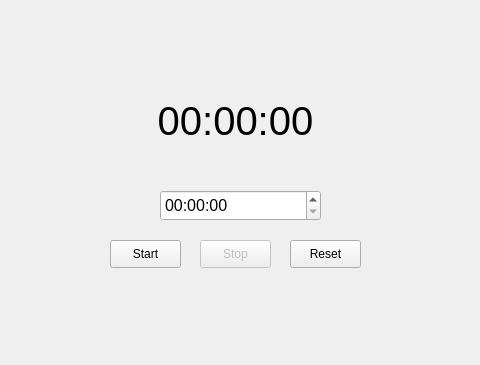
tinrael/tasks, file task2/Timer/mainwindow.ui: the form before one commit; both pictures show x 140 to 620 and y 0 to 365 of the 800 by 600 pixel window.
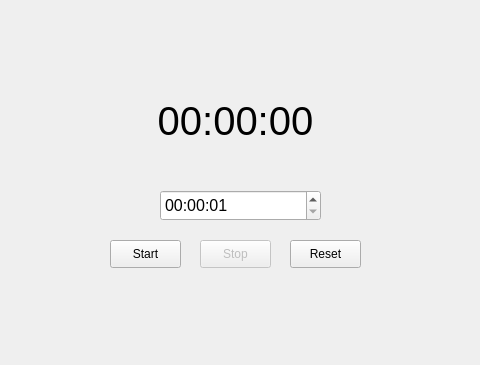
The form after the commit.

Commit message: Set the minimum time value

Diff of the .ui file:
```diff
--- a/task2/Timer/mainwindow.ui
+++ b/task2/Timer/mainwindow.ui
@@ -37,6 +37,13 @@
     <property name="buttonSymbols">
      <enum>QAbstractSpinBox::UpDownArrows</enum>
     </property>
+    <property name="minimumTime">
+     <time>
+      <hour>0</hour>
+      <minute>0</minute>
+      <second>1</second>
+     </time>
+    </property>
     <property name="displayFormat">
      <string>HH:mm:ss</string>
     </property>
```
